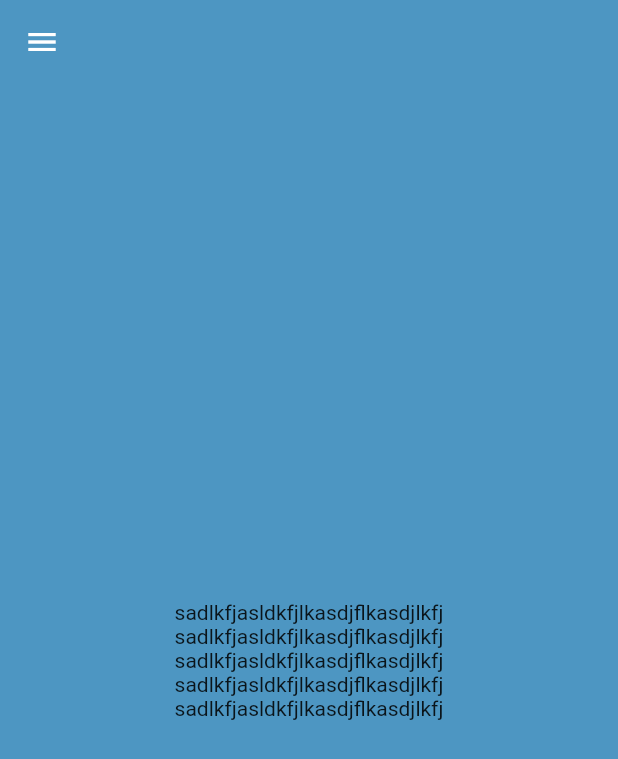
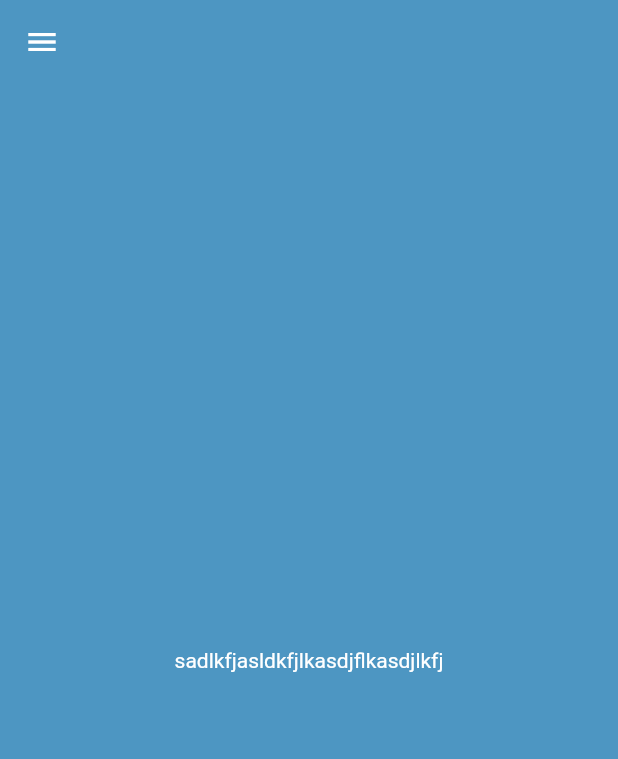
Before and after one commit to mins4416/flutter_timer, a Flutter app: the screen it shows after launch, on a phone screen of 412 x 824 dp. Shown: the top 759 px of the screen. Run offline on Flutter 3.47's test engine with Material 2 defaults, Android fonts, the phone set to English and light mode, and no system bars; our stand-ins replace flutter_svg, introduction_screen.

```diff
--- a/lib/main_page_choice.dart
+++ b/lib/main_page_choice.dart
@@ -1,7 +1,7 @@
 import 'dart:developer';
-
 import 'package:flutter/material.dart';
 import 'timeline_page.dart';
+import 'setting_page.dart';
 
 class MainPageChoiceApp extends StatefulWidget {
   @override
@@ -25,11 +25,10 @@ class MainPageChoiceState extends State<MainPageChoiceApp> {
           child: Column(
             mainAxisAlignment: MainAxisAlignment.center,
             children: [
-              Text("sadlkfjasldkfjlkasdjflkasdjlkfj"),
-              Text("sadlkfjasldkfjlkasdjflkasdjlkfj"),
-              Text("sadlkfjasldkfjlkasdjflkasdjlkfj"),
-              Text("sadlkfjasldkfjlkasdjflkasdjlkfj"),
-              Text("sadlkfjasldkfjlkasdjflkasdjlkfj"),
+              Text(
+                "sadlkfjasldkfjlkasdjflkasdjlkfj",
+                style: TextStyle(color: Colors.white),
+              ),
             ],
           ),
         ),
@@ -62,7 +61,10 @@ class MainPageChoiceState extends State<MainPageChoiceApp> {
                   )),
               Padding(padding: EdgeInsets.all(5)),
               InkWell(
-                onTap: () {},
+                onTap: () {
+                  Navigator.push(context,
+                      MaterialPageRoute(builder: (context) => SettingApp()));
+                },
                 child: Row(
                   children: [
                     Padding(padding: EdgeInsets.only(left: 15)),
--- a/lib/timeline_page.dart
+++ b/lib/timeline_page.dart
@@ -26,7 +26,7 @@ class TimeLineApp extends StatelessWidget {
         ),
         body: Container(
           child: Center(
-            child: Text('CENTER'),
+            child: Text('타임라인과 관련된 처리'),
           ),
         ));
   }
```
Also changed, not shown: lib/setting_page.dart (+54 -0 lines).
